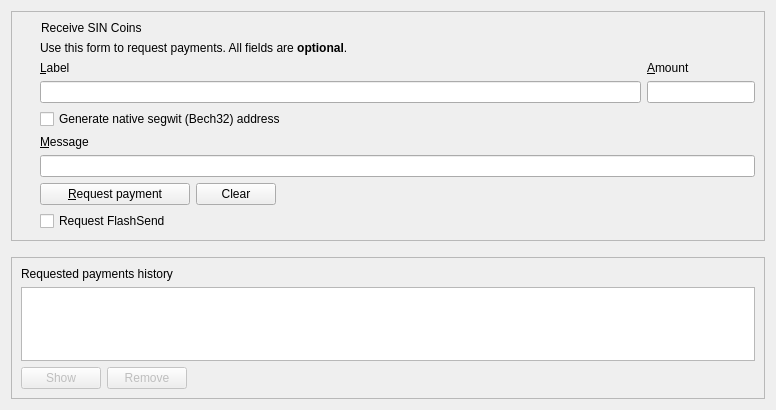
The window that src/qt/forms/receivecoinsdialog.ui (hardwarewise/SIN-core) describes before a commit, drawn with Qt 5.
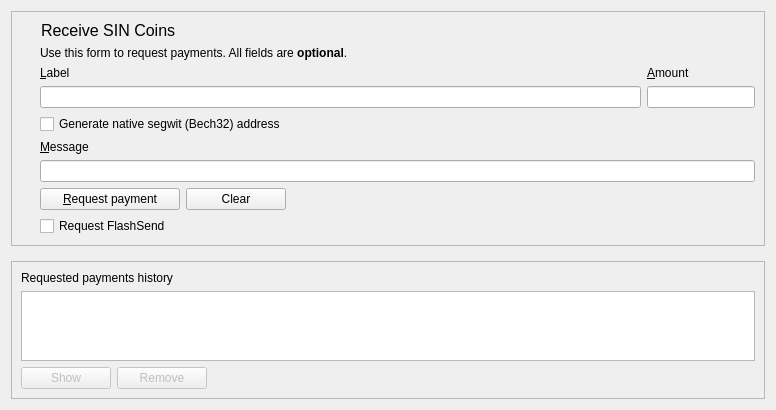
The same window after the commit. Icons and pictures are not drawn. Custom widgets are drawn as their Qt base class.

Patch:
```diff
--- a/src/qt/forms/receivecoinsdialog.ui
+++ b/src/qt/forms/receivecoinsdialog.ui
@@ -41,7 +41,7 @@
            <widget class="QPushButton" name="receiveButton">
             <property name="minimumSize">
              <size>
-              <width>150</width>
+              <width>140</width>
               <height>0</height>
              </size>
             </property>
@@ -62,6 +62,12 @@
               <verstretch>0</verstretch>
              </sizepolicy>
             </property>
+            <property name="minimumSize">
+             <size>
+              <width>100</width>
+              <height>0</height>
+             </size>
+            </property>
             <property name="toolTip">
              <string>Clear all fields of the form.</string>
             </property>
@@ -94,6 +100,11 @@
         </item>
         <item row="0" column="0" colspan="3">
          <widget class="QLabel" name="label_4">
+          <property name="font">
+           <font>
+            <pointsize>12</pointsize>
+           </font>
+          </property>
           <property name="text">
            <string>Receive SIN Coins</string>
           </property>
@@ -317,6 +328,12 @@
           <property name="enabled">
            <bool>false</bool>
           </property>
+          <property name="minimumSize">
+           <size>
+            <width>90</width>
+            <height>0</height>
+           </size>
+          </property>
           <property name="toolTip">
            <string>Show the selected request (does the same as double clicking an entry)</string>
           </property>
@@ -337,6 +354,12 @@
           <property name="enabled">
            <bool>false</bool>
           </property>
+          <property name="minimumSize">
+           <size>
+            <width>90</width>
+            <height>0</height>
+           </size>
+          </property>
           <property name="toolTip">
            <string>Remove the selected entries from the list</string>
           </property>
@@ -373,6 +396,11 @@
   </layout>
  </widget>
  <customwidgets>
+  <customwidget>
+   <class>SinPushButton</class>
+   <extends>QPushButton</extends>
+   <header location="global">qt/sinpushbutton.h</header>
+  </customwidget>
   <customwidget>
    <class>SINAmountField</class>
    <extends>QLineEdit</extends>
```
Left out of the diff: 16 changed lines with no effect on the pictures.
